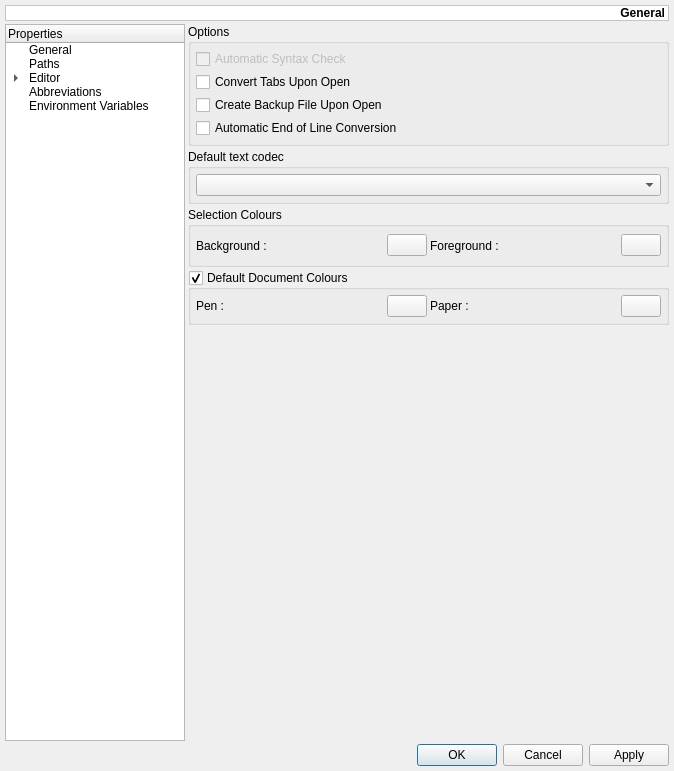
Above: v2/trunk/monkey/src/maininterface/ui/UISettings.ui from testmana2/mks before the change. Below: the same form after it.
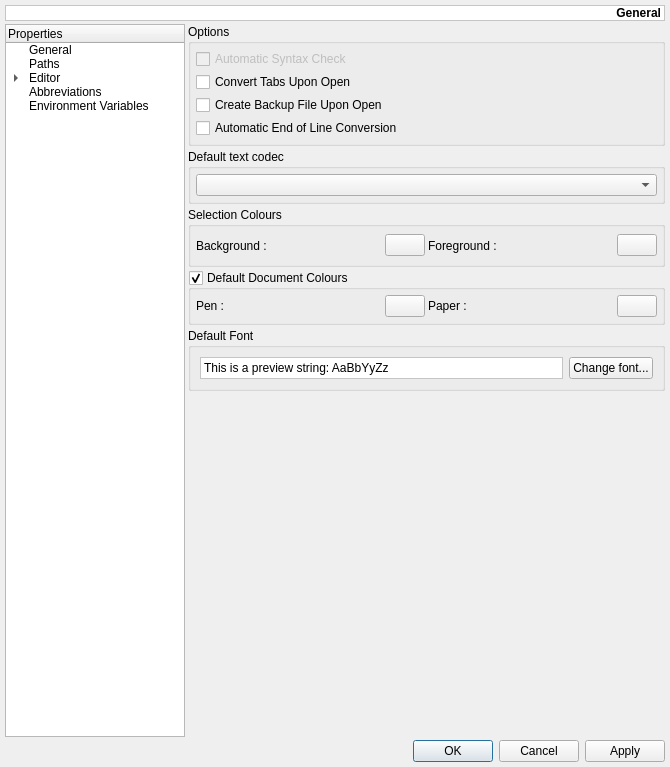
That is the form after the change. The open tabs and pages were chosen to show the change. Custom widgets are drawn as their Qt base class.

Patch:
```diff
--- a/v2/trunk/monkey/src/maininterface/ui/UISettings.ui
+++ b/v2/trunk/monkey/src/maininterface/ui/UISettings.ui
@@ -6,8 +6,8 @@
    <rect>
     <x>0</x>
     <y>0</y>
-    <width>674</width>
-    <height>771</height>
+    <width>670</width>
+    <height>767</height>
    </rect>
   </property>
   <property name="windowTitle">
@@ -608,6 +608,108 @@
          </layout>
         </widget>
        </item>
+       <item>
+        <widget class="QGroupBox" name="gbDefaultFont">
+         <property name="title">
+          <string>Default Font</string>
+         </property>
+         <layout class="QHBoxLayout" name="horizontalLayout">
+          <item>
+           <widget class="QLabel" name="lDefaultDocumentFont">
+            <property name="sizePolicy">
+             <sizepolicy hsizetype="Expanding" vsizetype="Preferred">
+              <horstretch>0</horstretch>
+              <verstretch>0</verstretch>
+             </sizepolicy>
+            </property>
+            <property name="palette">
+             <palette>
+              <active>
+               <colorrole role="Base">
+                <brush brushstyle="SolidPattern">
+                 <color alpha="255">
+                  <red>255</red>
+                  <green>255</green>
+                  <blue>255</blue>
+                 </color>
+                </brush>
+               </colorrole>
+               <colorrole role="Window">
+                <brush brushstyle="SolidPattern">
+                 <color alpha="255">
+                  <red>255</red>
+                  <green>255</green>
+                  <blue>255</blue>
+                 </color>
+                </brush>
+               </colorrole>
+              </active>
+              <inactive>
+               <colorrole role="Base">
+                <brush brushstyle="SolidPattern">
+                 <color alpha="255">
+                  <red>255</red>
+                  <green>255</green>
+                  <blue>255</blue>
+                 </color>
+                </brush>
+               </colorrole>
+               <colorrole role="Window">
+                <brush brushstyle="SolidPattern">
+                 <color alpha="255">
+                  <red>255</red>
+                  <green>255</green>
+                  <blue>255</blue>
+                 </color>
+                </brush>
+               </colorrole>
+              </inactive>
+              <disabled>
+               <colorrole role="Base">
+                <brush brushstyle="SolidPattern">
+                 <color alpha="255">
+                  <red>255</red>
+                  <green>255</green>
+                  <blue>255</blue>
+                 </color>
+                </brush>
+               </colorrole>
+               <colorrole role="Window">
+                <brush brushstyle="SolidPattern">
+                 <color alpha="255">
+                  <red>255</red>
+                  <green>255</green>
+                  <blue>255</blue>
+                 </color>
+                </brush>
+               </colorrole>
+              </disabled>
+             </palette>
+            </property>
+            <property name="autoFillBackground">
+             <bool>true</bool>
+            </property>
+            <property name="frameShape">
+             <enum>QFrame::StyledPanel</enum>
+            </property>
+            <property name="text">
+             <string>This is a preview string: AaBbYyZz</string>
+            </property>
+            <property name="wordWrap">
+             <bool>true</bool>
+            </property>
+           </widget>
+          </item>
+          <item>
+           <widget class="QPushButton" name="pbDefaultDocumentFont">
+            <property name="text">
+             <string>Change font...</string>
+            </property>
+           </widget>
+          </item>
+         </layout>
+        </widget>
+       </item>
        <item>
         <spacer>
          <property name="orientation">
```
Left out of the diff: 13 changed lines with no effect on the pictures.
